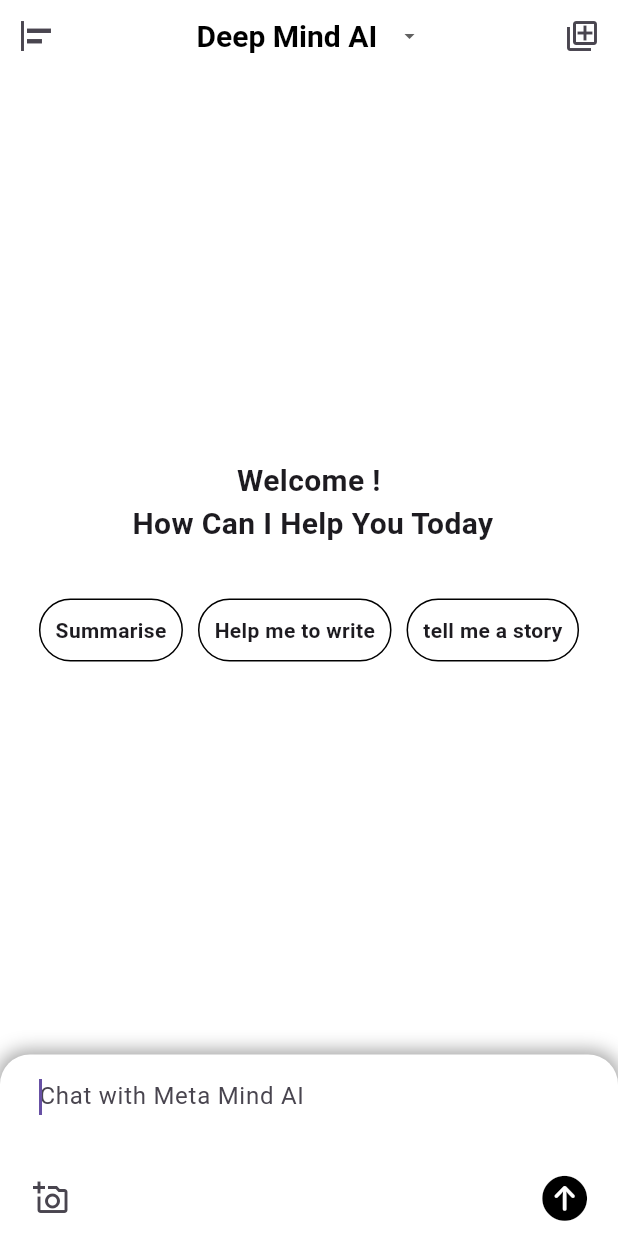
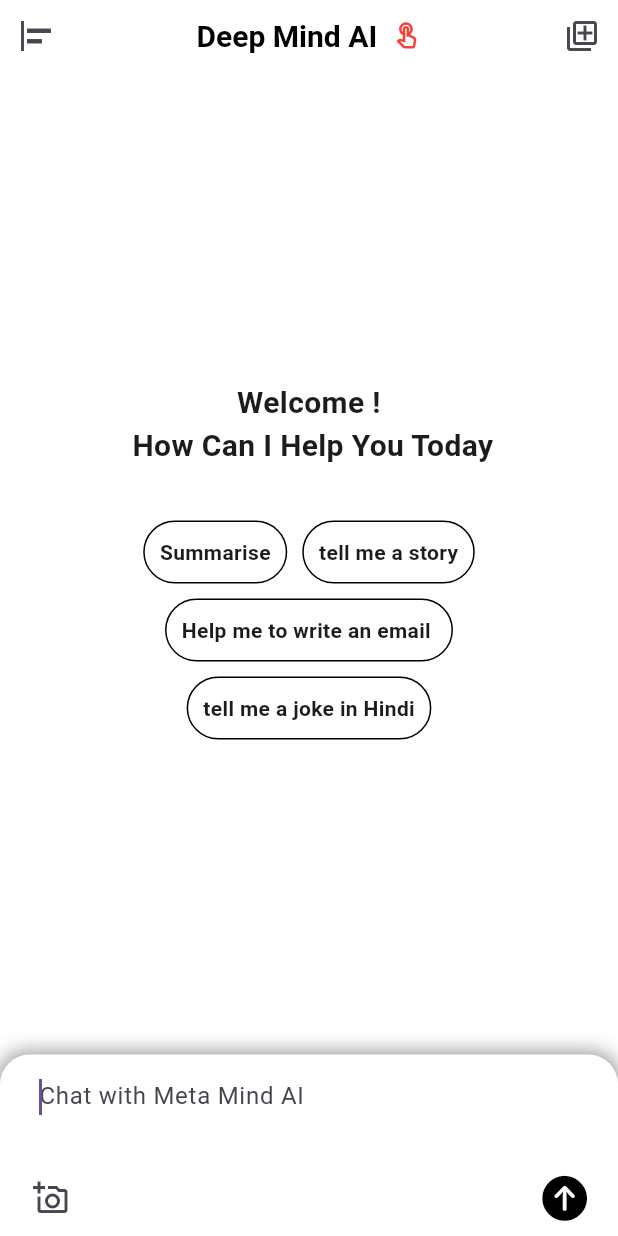
Before and after one commit to Deependrakashya/Quorix-AI, a Flutter app: the screen it shows after launch, after a tap on the "align horizontal left" icon, on a phone screen of 412 x 824 dp. Run offline on Flutter 3.47's test engine with Material 3 defaults, Android fonts, the phone set to English and light mode, and no system bars; our stand-ins replace flutter_markdown, get, google_generative_ai; missing offline and left inert: markdown.

Commit message:
android 15+ feature added

```diff
--- a/lib/home/controller.dart
+++ b/lib/home/controller.dart
@@ -2,7 +2,7 @@
 
 import 'package:flutter/material.dart';
 import 'package:get/get.dart';
-import 'package:meta_mind/home/data/model/QnAModel.dart';
+import 'package:meta_mind/home/data/model/qnAModel.dart';
 import 'package:meta_mind/home/domain/repo/home_repo.dart';
 
 class Controller extends GetxController {
--- a/lib/home/homeScreen.dart
+++ b/lib/home/homeScreen.dart
@@ -33,7 +33,6 @@
   @override
   Widget build(BuildContext context) {
     return Scaffold(
-      drawer: CustomDrawer(context),
       body: SafeArea(
         child: Stack(alignment: AlignmentDirectional.topCenter, children: [
           Column(
@@ -46,7 +45,7 @@
                       return Align(
                         alignment: Alignment.topLeft,
                         child: IconButton(
-                          icon: Icon(Icons.align_horizontal_left_sharp),
+                          icon: const Icon(Icons.align_horizontal_left_sharp),
                           onPressed: () {
                             // Scaffold.of(context).openDrawer();
                           },
@@ -56,12 +55,20 @@
                   ),
                   Center(
                     child: Container(
-                      constraints: BoxConstraints(
+                      constraints: const BoxConstraints(
                           maxWidth: 150), // Adjust max width as needed
                       child: DropdownButtonHideUnderline(
                         child: DropdownButton<String>(
-                          style: TextStyle(overflow: TextOverflow.ellipsis),
-                          hint: Text(
+                          dropdownColor: Colors.white,
+                          borderRadius: BorderRadius.circular(20),
+                          icon: const Icon(
+                            Icons.touch_app_outlined,
+                            color: Colors.red,
+                            size: 20,
+                          ),
+                          style:
+                              const TextStyle(overflow: TextOverflow.ellipsis),
+                          hint: const Text(
                             'Deep Mind AI',
                             style: TextStyle(
                                 fontSize: 20,
@@ -72,7 +79,7 @@
                           iconSize:
                               16, // Reduce the icon size for a smaller button
                           items: [
-                            'AI Models',
+                            'AI Models  🚀 ',
                             'gemini-2.0-flash',
                             'gemini-2.0-flash-lite-preview-02-05',
                             'gemini-2.0-pro-exp-02-05',
@@ -92,14 +99,14 @@
                             );
                           }).toList(),
                           onChanged: (newValue) {
-                            if (newValue != 'AI Models') {
+                            if (newValue != 'AI Models  🚀 ') {
                               controller.aiModel.value = newValue.toString();
                               Get.snackbar(
-                                  margin: EdgeInsets.all(20),
+                                  margin: const EdgeInsets.all(20),
                                   reverseAnimationCurve:
                                       Curves.fastLinearToSlowEaseIn,
                                   forwardAnimationCurve: Curves.easeOutCirc,
-                                  duration: Duration(seconds: 5),
+                                  duration: const Duration(seconds: 5),
                                   "Model Changed Successfully",
                                   colorText: Colors.green,
                                   newValue.toString());
@@ -115,7 +122,7 @@
                         controller.textEditingController.clear();
                         controller.newScreen.value = true;
                       },
-                      icon: Icon(Icons.add_to_photos_outlined))
+                      icon: const Icon(Icons.add_to_photos_outlined))
                 ],
               ),
               Obx(() {
@@ -128,7 +135,7 @@
                               mainAxisAlignment: MainAxisAlignment.center,
                               // Use ListView instead of SingleChildScrollView
                               children: [
-                                Center(
+                                const Center(
                                   child: Text(
                                     "Welcome ! \n How Can I Help You Today",
                                     textAlign: TextAlign.center,
@@ -137,8 +144,11 @@
                                         fontWeight: FontWeight.bold),
                                   ),
                                 ),
-                                SizedBox(height: 30),
-                                Wrap(
+                                const SizedBox(height: 30),
+                                Container(
+                                  width:
+                                      MediaQuery.of(context).size.width * .75,
+                                  child: Wrap(
                                     alignment: WrapAlignment.center,
                                     spacing: 10,
                                     children: [
@@ -146,19 +156,23 @@
                                           title: 'Summarise',
                                           controller: controller),
                                       SuggestionButton(
-                                        title: 'Help me to write',
+                                          title: 'tell me a story',
                                           controller: controller),
                                       SuggestionButton(
-                                        title: 'tell me a story',
+                                          title: 'Help me to write an email ',
+                                          controller: controller),
+                                      SuggestionButton(
+                                          title: 'tell me a joke in Hindi',
                                           controller: controller),
                                     ],
+                                  ),
                                 ),
                               ],
                             ),
                           ),
                         )
                       : Obx(() => ListView.builder(
-                            physics: BouncingScrollPhysics(),
+                            physics: const BouncingScrollPhysics(),
                             itemCount: controller.qnAList.length,
                             itemBuilder: (context, index) {
                               final message = controller.qnAList[index];
@@ -172,7 +186,7 @@
                                       context: context,
                                       message: message.reply.toString(),
                                       isUser: false),
-                                  SizedBox(
+                                  const SizedBox(
                                     height: 10,
                                   )
                                 ],
@@ -181,7 +195,7 @@
                           )),
                 );
               }),
-              SizedBox(
+              const SizedBox(
                 height: 120,
               )
             ],
--- a/lib/main.dart
+++ b/lib/main.dart
@@ -1,9 +1,20 @@
 import 'package:flutter/cupertino.dart';
 import 'package:flutter/material.dart';
+import 'package:flutter/services.dart';
 import 'package:get/get.dart';
 import 'package:meta_mind/home/homeScreen.dart';
 
 void main() {
+  WidgetsFlutterBinding.ensureInitialized();
+
+  // Ensure edge-to-edge UI is handled correctly
+  SystemChrome.setEnabledSystemUIMode(SystemUiMode.edgeToEdge);
+
+  SystemChrome.setSystemUIOverlayStyle(const SystemUiOverlayStyle(
+    statusBarColor: Colors.transparent, // Makes status bar transparent
+    systemNavigationBarColor: Colors.black, // Transparent navbar
+    systemNavigationBarContrastEnforced: false, // Avoids forced contrast
+  ));
   runApp(const MyApp());
 }
 
```
Also changed, not shown: lib/gemin_service.dart (+19 -19 lines), lib/home/data/model/qnAModel.dart (renamed from lib/home/data/model/QnAModel.dart, +4 -4 lines), lib/home/widgets.dart (+20 -17 lines), assets/Screenshot_20250219_162928.jpg (added), assets/Screenshot_20250219_162941.jpg (added), assets/Screenshot_20250219_162949.jpg (added), assets/Screenshot_20250219_162958.jpg (added), assets/Screenshot_20250219_163031.jpg (added), 2 other files. Lines whose indentation alone changed are shown as unchanged.
